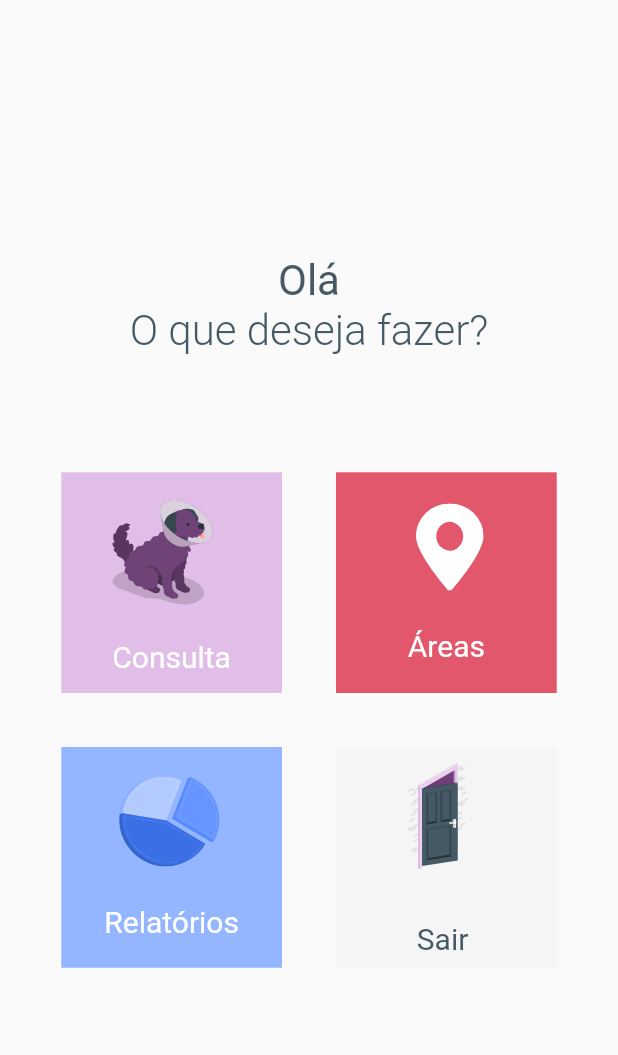
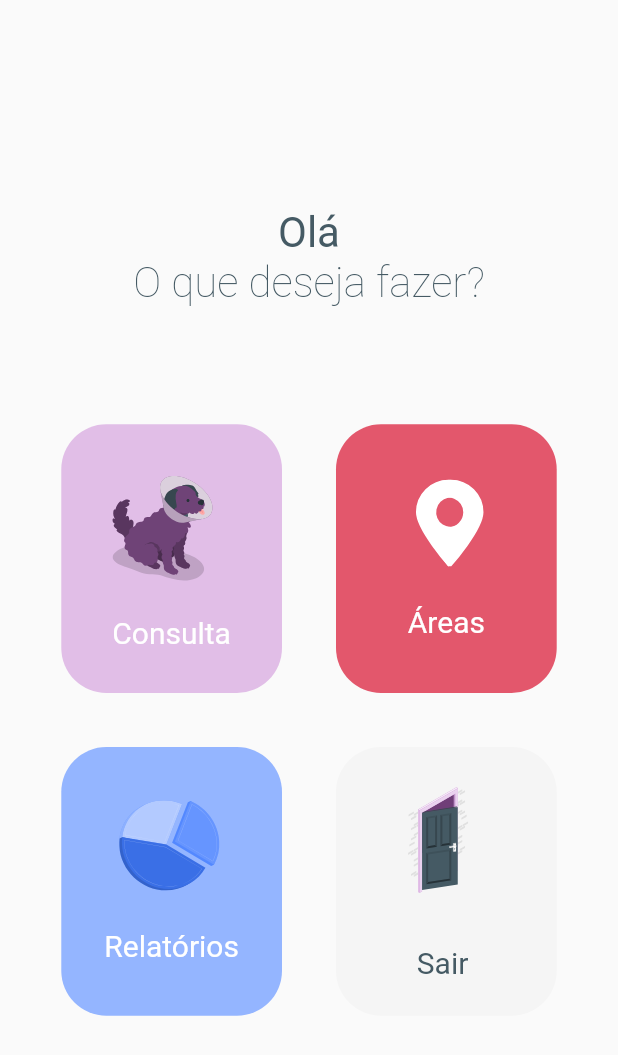
Before and after one commit to pampacare/app.pampacare, a Flutter app: the screen it shows after launch, on a phone screen of 412 x 824 dp. Shown: the top 1055 px of the screen. Run offline on Flutter 3.47's test engine with Material 2 defaults, Android fonts, the light colour scheme and no system bars; our stand-ins replace flutter_svg, get_it; missing offline and left inert: dart:html.

Commit message:
refactor: dashboard page

```diff
--- a/lib/app/pages/dashboard/dashboard_page.dart
+++ b/lib/app/pages/dashboard/dashboard_page.dart
@@ -1,10 +1,7 @@
 import 'package:flutter/material.dart';
 import 'package:flutter_svg/flutter_svg.dart';
-import 'package:pampacare/app/pages/components/default_button.dart';
-import 'package:pampacare/app/pages/components/default_text_field.dart';
 import 'package:pampacare/app/shared/theme/app_colors.dart';
 import 'package:pampacare/app/shared/theme/app_icons.dart';
-import 'package:pampacare/app/shared/theme/app_images.dart';
 import 'package:pampacare/app/shared/utils/screen_size.dart';
 
 class DashboardPage extends StatefulWidget {
@@ -30,7 +27,7 @@ class _DashboardPageState extends State<DashboardPage> {
                   style: TextStyle(
                       color: AppColors.text,
                       fontSize: 28,
-                      fontWeight: FontWeight.w300)),
+                      fontWeight: FontWeight.w200)),
               SizedBox(height: 70),
               Row(
                 mainAxisAlignment: MainAxisAlignment.center,
@@ -38,8 +35,9 @@ class _DashboardPageState extends State<DashboardPage> {
                   TextButton(
                     onPressed: () {},
                     child: Container(
-                      height: MediaQuery.of(context).size.width / 2.8,
+                      height: MediaQuery.of(context).size.width / 2.3,
                       width: MediaQuery.of(context).size.width / 2.8,
+                      child: Container(
                         decoration: const BoxDecoration(
                           borderRadius: BorderRadius.only(
                             topLeft: Radius.circular(30.0),
@@ -47,11 +45,8 @@ class _DashboardPageState extends State<DashboardPage> {
                             bottomRight: Radius.circular(30.0),
                             topRight: Radius.circular(30.0), // FLUTTER BUG FIX
                           ),
+                          color: AppColors.purple,
                         ),
-                      child: Container(
-                        width: 157,
-                        height: 186,
-                        color: AppColors.purple,
                         child: Center(
                           child: RichText(
                             text: TextSpan(
@@ -82,8 +77,9 @@ class _DashboardPageState extends State<DashboardPage> {
                   TextButton(
                     onPressed: () {},
                     child: Container(
-                      height: MediaQuery.of(context).size.width / 2.8,
+                      height: MediaQuery.of(context).size.width / 2.3,
                       width: MediaQuery.of(context).size.width / 2.8,
+                      child: Container(
                         decoration: const BoxDecoration(
                           borderRadius: BorderRadius.only(
                             topLeft: Radius.circular(30.0),
@@ -91,9 +87,8 @@ class _DashboardPageState extends State<DashboardPage> {
                             bottomRight: Radius.circular(30.0),
                             topRight: Radius.circular(30.0), // FLUTTER BUG FIX
                           ),
+                          color: AppColors.primary70,
                         ),
-                      child: Container(
-                        color: AppColors.primary70,
                         child: Center(
                           child: RichText(
                             text: TextSpan(
@@ -139,6 +134,9 @@ class _DashboardPageState extends State<DashboardPage> {
                   TextButton(
                     onPressed: () {},
                     child: Container(
+                      height: MediaQuery.of(context).size.width / 2.3,
+                      width: MediaQuery.of(context).size.width / 2.8,
+                      child: Container(
                         decoration: const BoxDecoration(
                           borderRadius: BorderRadius.only(
                             topLeft: Radius.circular(30),
@@ -146,11 +144,8 @@ class _DashboardPageState extends State<DashboardPage> {
                             bottomRight: Radius.circular(30),
                             topRight: Radius.circular(30), // FLUTTER BUG FIX
                           ),
+                          color: AppColors.blue,
                         ),
-                      height: MediaQuery.of(context).size.width / 2.8,
-                      width: MediaQuery.of(context).size.width / 2.8,
-                      child: Container(
-                        color: AppColors.blue,
                         child: Center(
                             child: RichText(
                           text: TextSpan(
@@ -185,6 +180,9 @@ class _DashboardPageState extends State<DashboardPage> {
                   TextButton(
                     onPressed: () {},
                     child: Container(
+                      height: MediaQuery.of(context).size.width / 2.3,
+                      width: MediaQuery.of(context).size.width / 2.8,
+                      child: Container(
                         decoration: const BoxDecoration(
                           borderRadius: BorderRadius.only(
                             topLeft: Radius.circular(30),
@@ -192,11 +190,8 @@ class _DashboardPageState extends State<DashboardPage> {
                             bottomRight: Radius.circular(30),
                             topRight: Radius.circular(30), // FLUTTER BUG FIX
                           ),
+                          color: AppColors.grey10,
                         ),
-                      height: MediaQuery.of(context).size.width / 2.8,
-                      width: MediaQuery.of(context).size.width / 2.8,
-                      child: Container(
-                        color: AppColors.grey10,
                         child: Center(
                           child: RichText(
                             text: TextSpan(
```
Lines whose indentation alone changed are shown as unchanged.
